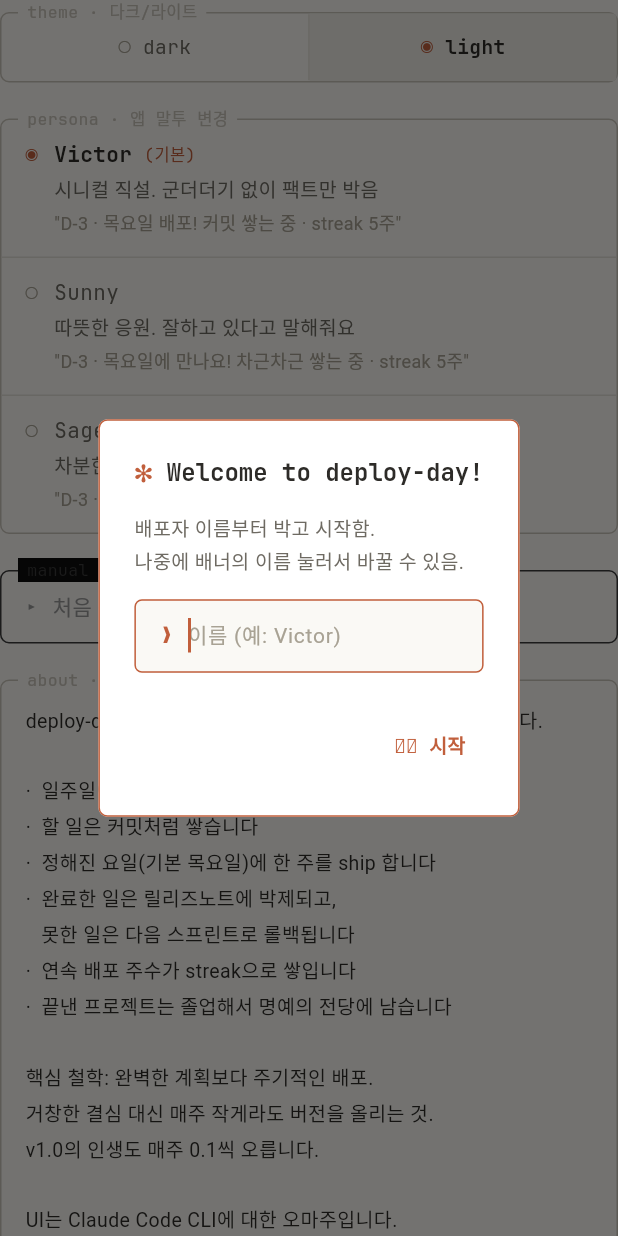
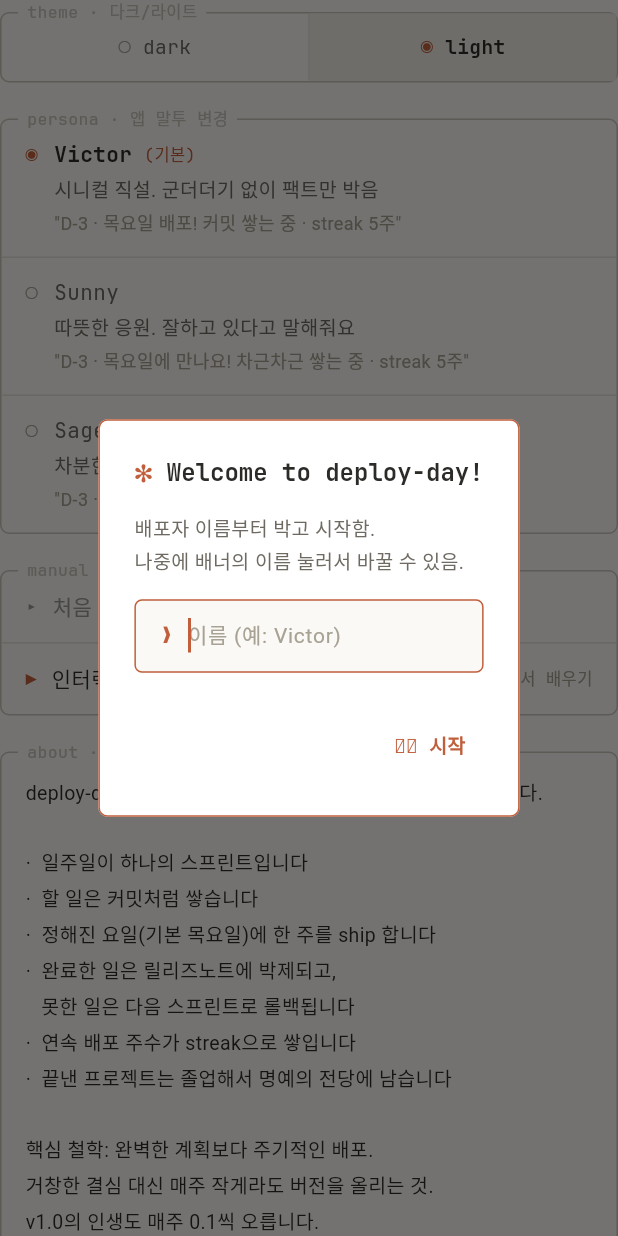
Before and after one commit to jungwonil11-jpg/deploy-day, a Flutter app: the ConfigTab widget shown alone on an empty page, opened directly, after a tap on an icon or button, on a phone screen of 412 x 824 dp. Run offline on Flutter 3.47's test engine with Material 3 defaults, Android fonts, the phone set to English and light mode, and no system bars; our stand-ins replace confetti, flutter_riverpod, shared_preferences; missing offline and left inert: dart:ffi, desktop_multi_window, launch_at_startup, tray_manager, win32, window_manager; accounts and stored records are empty; Roboto replaces fonts that are missing (Nanum Gothic Coding).

Commit message:
인터랙티브 튜토리얼 추가 (코치마크 방식)
- 스포트라이트 오버레이: 타겟 위젯만 구멍 뚫고 나머지 터치 차단
- 진행은 클릭 감지가 아니라 상태 변화 감지 — 프로젝트 생성·커밋
  추가·체크를 실제로 수행해야 다음 단계로 (옵저버 방식)
- 6단계: 프로젝트 → 커밋 → 체크 → ship 설명 → 탭 투어 → streak
- 문구는 페르소나 테이블(tutorial 필드)로 3종 말투 지원
- 첫 실행 이름 입력 직후 자동 시작, /config 에서 다시 보기 가능
- 탭 상태를 tabProvider로 승격 (튜토리얼·설정에서 탭 전환용)

```diff
--- a/deploy_day/lib/persona.dart
+++ b/deploy_day/lib/persona.dart
@@ -34,6 +34,9 @@ class Persona {
   final String shipGrad; // {names} {ver}
   final String shipDialogSub; // 배포 모달 부제
 
+  /// 인터랙티브 튜토리얼 6단계 문구 (tutorial.dart의 kTutSteps와 1:1).
+  final List<String> tutorial;
+
   const Persona({
     required this.id,
     required this.name,
@@ -56,6 +59,7 @@ class Persona {
     required this.shipDone,
     required this.shipGrad,
     required this.shipDialogSub,
+    required this.tutorial,
   });
 }
 
@@ -83,6 +87,14 @@ const kPersonas = [
     shipDone: '🚀 {ver} 배포 완료!',
     shipGrad: '🎉 {names} 졸업 · {ver} 배포!',
     shipDialogSub: '완료한 건 릴리즈노트로 박제 · 못한 건 다음 스프린트로 롤백',
+    tutorial: [
+      '프로젝트부터 하나 파셈.\n[+ 프로젝트] 눌러서 이름 박으면 됨 (예: 운동, 자격증)',
+      '이제 이번 주에 할 거 하나 적고 Enter.\n이게 커밋임 — 작을수록 좋음',
+      '했으면 ☐ 눌러서 체크.\n완료된 건 밑으로 가라앉음',
+      '이게 ship 버튼임.\n배포 요일 되면 켜지고, 누르면 한 주가 릴리즈로 박제됨.\n못한 건 자동으로 다음 주 롤백',
+      '탭 구경.\n/backlog 는 나중에 할 거 보관함, /changelog 는 릴리즈 역사,\n/config 는 설정 — 말투도 거기서 바꿈',
+      '끝. 매주 하나라도 ship 하면 streak 쌓임.\n빈손 배포면 0으로 리셋되니까 알아서 잘 ㄱㄱ',
+    ],
   ),
   // 따뜻한 응원
   Persona(
@@ -107,6 +119,14 @@ const kPersonas = [
     shipDone: '🚀 {ver} 배포 완료! 수고했어요',
     shipGrad: '🎉 {names} 졸업! {ver} 배포 완료, 축하해요',
     shipDialogSub: '완료한 일은 릴리즈노트에 남고, 못한 일은 다음 주로 넘어가요',
+    tutorial: [
+      '먼저 프로젝트를 만들어볼까요?\n[+ 프로젝트]를 눌러 이름을 지어주세요 (예: 운동, 자격증)',
+      '이번 주에 할 일을 하나 적고 Enter!\n이게 커밋이에요 — 작을수록 좋아요',
+      '끝낸 일은 ☐ 를 눌러 체크해요.\n완료한 일은 아래로 내려가요',
+      '여기가 ship 버튼이에요.\n배포 요일이 되면 켜지고, 누르면 한 주가 릴리즈로 남아요.\n못한 일은 다음 주로 넘어가니 걱정 마세요',
+      '탭을 둘러볼까요?\n/backlog 는 나중에 할 일 보관함, /changelog 는 나의 릴리즈 역사,\n/config 에서 말투도 바꿀 수 있어요',
+      '준비 끝! 매주 하나라도 ship 하면 streak이 쌓여요.\n이번 주도 화이팅!',
+    ],
   ),
   // 차분 정중
   Persona(
@@ -131,6 +151,14 @@ const kPersonas = [
     shipDone: '🚀 {ver} 배포가 완료되었습니다',
     shipGrad: '🎉 {names} 졸업 · {ver} 배포가 완료되었습니다',
     shipDialogSub: '완료 항목은 릴리즈노트에 기록되고, 미완료 항목은 다음 스프린트로 이월됩니다',
+    tutorial: [
+      '먼저 프로젝트를 등록합니다.\n[+ 프로젝트]를 눌러 이름을 입력하세요 (예: 운동, 자격증)',
+      '이번 주에 할 작업을 입력하고 Enter를 누릅니다.\n이것이 커밋입니다 — 작은 단위를 권장합니다',
+      '완료한 작업은 ☐ 를 눌러 체크합니다.\n완료 항목은 아래로 정렬됩니다',
+      'ship 버튼입니다.\n배포 요일에 활성화되며, 누르면 한 주가 릴리즈로 기록됩니다.\n미완료 작업은 다음 주로 이월됩니다',
+      '탭 안내입니다.\n/backlog 는 대기 작업 보관함, /changelog 는 릴리즈 이력,\n/config 는 설정입니다',
+      '안내를 마칩니다. 매주 한 건 이상 완료 후 배포하면 streak이 누적됩니다.',
+    ],
   ),
 ];
 
--- a/deploy_day/lib/screens/home_screen.dart
+++ b/deploy_day/lib/screens/home_screen.dart
@@ -11,6 +11,7 @@ import '../memo/memo_store.dart';
 import '../models.dart';
 import '../persona.dart';
 import '../theme.dart';
+import '../tutorial.dart';
 import '../widgets/backlog_tab.dart';
 import '../widgets/changelog_tab.dart';
 import '../widgets/config_tab.dart';
@@ -25,7 +26,6 @@ class HomeScreen extends ConsumerStatefulWidget {
 }
 
 class _HomeScreenState extends ConsumerState<HomeScreen> {
-  int tab = 0;
   late final ConfettiController _confetti =
       ConfettiController(duration: const Duration(milliseconds: 1700));
   Timer? _midnight;
@@ -108,6 +108,10 @@ class _HomeScreenState extends ConsumerState<HomeScreen> {
     );
     if (name == null) return;
     ref.read(appProvider.notifier).setName(name);
+    // 첫 실행이면 이름 받자마자 인터랙티브 튜토리얼로
+    if (first && mounted) {
+      ref.read(tutorialProvider.notifier).start();
+    }
   }
 
   /// 자정 넘어가면 D-day 표시 갱신 (HTML은 새로고침해야 갱신됐음).
@@ -176,6 +180,8 @@ class _HomeScreenState extends ConsumerState<HomeScreen> {
           ),
         ),
         _statusLine(s),
+        // 인터랙티브 튜토리얼 코치마크 — 꺼져 있으면 빈 위젯
+        const TutorialOverlay(),
       ]),
     );
   }
@@ -425,6 +431,7 @@ class _HomeScreenState extends ConsumerState<HomeScreen> {
 
   /// 현재 탭 본문 — _tabs의 항목 순서와 1:1.
   Widget _tabBody() {
+    final tab = ref.watch(tabProvider);
     final bodies = <Widget>[
       SprintTab(confetti: _confetti),
       const BacklogTab(),
@@ -438,6 +445,7 @@ class _HomeScreenState extends ConsumerState<HomeScreen> {
 
   /// 탭 — 슬래시 커맨드 스타일 (/sprint /backlog /changelog /memo /config).
   Widget _tabs(AppState s) {
+    final tab = ref.watch(tabProvider);
     final items = [
       ('/sprint', '${s.todos.length}'),
       ('/backlog', '${s.backlog.length}'),
@@ -445,13 +453,15 @@ class _HomeScreenState extends ConsumerState<HomeScreen> {
       if (isDesktopShell) ('/memo', '${ref.watch(memoProvider).length}'),
       ('/config', ''), // 설정엔 카운트 없음
     ];
-    return Row(
+    return KeyedSubtree(
+      key: tutKeyTabs,
+      child: Row(
       children: [
         for (var i = 0; i < items.length; i++) ...[
           if (i > 0) const SizedBox(width: 4),
           Expanded(
             child: GestureDetector(
-              onTap: () => setState(() => tab = i),
+              onTap: () => ref.read(tabProvider.notifier).set(i),
               child: Container(
                 padding:
                     const EdgeInsets.symmetric(horizontal: 8, vertical: 11),
@@ -482,6 +492,7 @@ class _HomeScreenState extends ConsumerState<HomeScreen> {
           ),
         ],
       ],
+      ),
     );
   }
 
--- /dev/null
+++ b/deploy_day/lib/tutorial.dart
@@ -0,0 +1,249 @@
+import 'package:flutter/material.dart';
+import 'package:flutter_riverpod/flutter_riverpod.dart';
+
+import 'app_state.dart';
+import 'models.dart';
+import 'persona.dart';
+import 'theme.dart';
+
+/* ---------- 스포트라이트 타겟 키 — 해당 위젯에 KeyedSubtree로 부착 ---------- */
+
+final tutKeyAddProject = GlobalKey(); // [+ 프로젝트] 칩
+final tutKeyAddRow = GlobalKey(); // ❯ 커밋 입력줄
+final tutKeyFirstTodo = GlobalKey(); // 첫 번째 투두 행
+final tutKeyShip = GlobalKey(); // ship 바
+final tutKeyTabs = GlobalKey(); // 탭 행
+
+/* ---------- 단계 정의 ---------- */
+
+/// 한 단계 — clearWhen이 있으면 "직접 해보기"(상태 변화로 자동 진행),
+/// 없으면 설명만 하고 [다음] 버튼으로 진행.
+class TutStep {
+  final GlobalKey? target;
+  final bool Function(AppState prev, AppState next)? clearWhen;
+  const TutStep({this.target, this.clearWhen});
+}
+
+int _doneN(AppState s) => s.todos.where((t) => t.done).length;
+
+final kTutSteps = [
+  TutStep(
+      target: tutKeyAddProject,
+      clearWhen: (a, b) => b.projects.length > a.projects.length),
+  TutStep(
+      target: tutKeyAddRow,
+      clearWhen: (a, b) => b.todos.length > a.todos.length),
+  TutStep(
+      target: tutKeyFirstTodo, clearWhen: (a, b) => _doneN(b) > _doneN(a)),
+  TutStep(target: tutKeyShip),
+  TutStep(target: tutKeyTabs),
+  const TutStep(), // 마무리 — 타겟 없이 중앙 풍선
+];
+
+/* ---------- 진행 상태 ---------- */
+
+/// null = 꺼짐, 0~5 = 진행 중인 단계.
+final tutorialProvider =
+    NotifierProvider<TutorialNotifier, int?>(TutorialNotifier.new);
+
+class TutorialNotifier extends Notifier<int?> {
+  @override
+  int? build() => null;
+
+  void start() {
+    ref.read(tabProvider.notifier).set(0); // 튜토리얼은 /sprint 에서 시작
+    state = 0;
+  }
+
+  void next() {
+    final s = state;
+    if (s == null) return;
+    state = (s + 1 >= kTutSteps.length) ? null : s + 1;
+  }
+
+  void stop() => state = null;
+}
+
+/* ---------- 오버레이 ---------- */
+
+/// 코치마크 오버레이 — HomeScreen Stack 맨 위에 깔림.
+/// 타겟에만 구멍을 뚫고 나머지 터치는 전부 흡수. 진행은 상태 변화 감지로.
+class TutorialOverlay extends ConsumerStatefulWidget {
+  const TutorialOverlay({super.key});
+
+  @override
+  ConsumerState<TutorialOverlay> createState() => _TutorialOverlayState();
+}
+
+class _TutorialOverlayState extends ConsumerState<TutorialOverlay> {
+  Rect? _hole;
+  int? _measuredStep;
+
+  /// 단계 바뀌면: 타겟이 보이게 스크롤 → 자리 잡힌 뒤 rect 측정.
+  Future<void> _measure(int step) async {
+    _measuredStep = step;
+    final key = kTutSteps[step].target;
+    if (key == null) {
+      if (mounted) setState(() => _hole = null);
+      return;
+    }
+    final ctx = key.currentContext;
+    if (ctx == null) {
+      // 타겟이 아직 안 그려짐 (탭 전환 직후 등) — 다음 프레임에 재시도
+      WidgetsBinding.instance.addPostFrameCallback((_) {
+        if (mounted && ref.read(tutorialProvider) == step) _measure(step);
+      });
+      return;
+    }
+    await Scrollable.ensureVisible(ctx,
+        alignment: .35, duration: const Duration(milliseconds: 250));
+    await Future<void>.delayed(const Duration(milliseconds: 80));
+    if (!mounted || ref.read(tutorialProvider) != step) return;
+    if (!ctx.mounted) return;
+    final box = ctx.findRenderObject() as RenderBox?;
+    if (box == null || !box.attached) return;
+    setState(() =>
+        _hole = box.localToGlobal(Offset.zero) & box.size);
+  }
+
+  @override
+  Widget build(BuildContext context) {
+    // 미션 클리어 감지 — 잠깐 여운 주고 다음 단계로
+    ref.listen(appProvider, (prev, next) {
+      final i = ref.read(tutorialProvider);
+      if (i == null || prev == null) return;
+      final c = kTutSteps[i].clearWhen;
+      if (c != null && c(prev, next)) {
+        Future.delayed(const Duration(milliseconds: 700), () {
+          if (mounted && ref.read(tutorialProvider) == i) {
+            ref.read(tutorialProvider.notifier).next();
+          }
+        });
+      }
+    });
+
+    final step = ref.watch(tutorialProvider);
+    if (step == null) {
+      _measuredStep = null;
+      return const SizedBox.shrink();
+    }
+    if (_measuredStep != step) {
+      _hole = null; // 이전 구멍 제거 후 재측정
+      WidgetsBinding.instance.addPostFrameCallback((_) => _measure(step));
+    }
+
+    final size = MediaQuery.sizeOf(context);
+    final s = ref.watch(appProvider);
+    final p = personaOf(s);
+    final manual = kTutSteps[step].clearWhen == null;
+    final hole = _hole?.inflate(6);
+
+    return Stack(children: [
+      // 구멍 사방의 가림막 4장 — 구멍 영역만 터치가 앱으로 통과됨
+      ..._scrims(size, hole).map((r) => Positioned.fromRect(
+            rect: r,
+            child: GestureDetector(
+              behavior: HitTestBehavior.opaque,
+              onTap: () {}, // 흡수
+              child: Container(color: Colors.black.withValues(alpha: .72)),
+            ),
+          )),
+      // 타겟 하이라이트 테두리
+      if (hole != null)
+        Positioned.fromRect(
+          rect: hole,
+          child: IgnorePointer(
+            child: Container(
+              decoration: BoxDecoration(
+                border: Border.all(color: C.accent, width: 2),
+                borderRadius: BorderRadius.circular(6),
+              ),
+            ),
+          ),
+        ),
+      // 말풍선 — 타겟이 화면 위쪽이면 아래에, 아래쪽이면 위에
+      _bubble(size, hole, step, p, manual),
+    ]);
+  }
+
+  List<Rect> _scrims(Size size, Rect? hole) {
+    final full = Offset.zero & size;
+    if (hole == null) return [full];
+    return [
+      Rect.fromLTRB(0, 0, size.width, hole.top),
+      Rect.fromLTRB(0, hole.bottom, size.width, size.height),
+      Rect.fromLTRB(0, hole.top, hole.left, hole.bottom),
+      Rect.fromLTRB(hole.right, hole.top, size.width, hole.bottom),
+    ];
+  }
+
+  Widget _bubble(Size size, Rect? hole, int step, Persona p, bool manual) {
+    final below = hole == null || hole.center.dy < size.height / 2;
+    final width = (size.width - 48).clamp(200.0, 460.0);
+    final n = ref.read(tutorialProvider.notifier);
+
+    final box = Container(
+      width: width,
+      padding: const EdgeInsets.fromLTRB(16, 14, 16, 12),
+      decoration: BoxDecoration(
+        color: C.panel,
+        border: Border.all(color: C.accent),
+        borderRadius: BorderRadius.circular(6),
+      ),
+      child: Column(
+          mainAxisSize: MainAxisSize.min,
+          crossAxisAlignment: CrossAxisAlignment.start,
+          children: [
+            Text('tutorial · ${step + 1}/${kTutSteps.length}',
+                style: mono(size: 11, color: C.accent)),
+            const SizedBox(height: 8),
+            Text(p.tutorial[step], style: kr(size: 14, height: 1.6)),
+            const SizedBox(height: 10),
+            Row(children: [
+              GestureDetector(
+                onTap: n.stop,
+                child: MouseRegion(
+                  cursor: SystemMouseCursors.click,
+                  child: Text('건너뛰기 ✕', style: mono(size: 12, color: C.dimmer)),
+                ),
+              ),
+              const Spacer(),
+              if (manual)
+                GestureDetector(
+                  onTap: n.next,
+                  child: MouseRegion(
+                    cursor: SystemMouseCursors.click,
+                    child: Container(
+                      padding: const EdgeInsets.symmetric(
+                          horizontal: 12, vertical: 6),
+                      decoration: BoxDecoration(
+                          color: C.accent,
+                          borderRadius: BorderRadius.circular(5)),
+                      child: Text(
+                          step + 1 >= kTutSteps.length ? '⏵⏵ 시작' : '다음 →',
+                          style: mono(
+                              size: 12,
+                              color: C.bg,
+                              weight: FontWeight.w700)),
+                    ),
+                  ),
+                )
+              else
+                Text('↑ 직접 해보면 넘어감',
+                    style: mono(size: 11, color: C.dim, italic: true)),
+            ]),
+          ]),
+    );
+
+    if (hole == null) {
+      return Center(child: box);
+    }
+    // 타겟 아래 또는 위에 12px 띄워서
+    return Positioned(
+      left: (size.width - width) / 2,
+      top: below ? hole.bottom + 12 : null,
+      bottom: below ? null : (size.height - hole.top) + 12,
+      child: box,
+    );
+  }
+}
--- a/deploy_day/lib/widgets/config_tab.dart
+++ b/deploy_day/lib/widgets/config_tab.dart
@@ -7,6 +7,7 @@ import '../memo/memo_store.dart';
 import '../models.dart';
 import '../persona.dart';
 import '../theme.dart';
+import '../tutorial.dart';
 
 /// /config 탭 — 페르소나·앱 소개·정책 문서.
 class ConfigTab extends ConsumerWidget {
@@ -36,9 +37,34 @@ class ConfigTab extends ConsumerWidget {
       ),
       const SizedBox(height: 16),
       // ----- 사용법 -----
-      const CliBox(
+      CliBox(
         title: 'manual · 사용법',
-        child: _LegalTile(title: '처음 왔으면 읽기 — 5분 사용법', body: kManual, first: true),
+        child: Column(children: [
+          const _LegalTile(
+              title: '처음 왔으면 읽기 — 5분 사용법', body: kManual, first: true),
+          // 인터랙티브 튜토리얼 재실행
+          GestureDetector(
+            onTap: () => ref.read(tutorialProvider.notifier).start(),
+            behavior: HitTestBehavior.opaque,
+            child: MouseRegion(
+              cursor: SystemMouseCursors.click,
+              child: Container(
+                padding:
+                    const EdgeInsets.symmetric(horizontal: 16, vertical: 13),
+                decoration: BoxDecoration(
+                    border: Border(top: BorderSide(color: C.line))),
+                child: Row(children: [
+                  Text('▶', style: mono(size: 12, color: C.accent)),
+                  const SizedBox(width: 10),
+                  Text('인터랙티브 튜토리얼 시작',
+                      style: kr(size: 14, weight: FontWeight.w500)),
+                  const Spacer(),
+                  Text('따라하면서 배우기', style: mono(size: 11, color: C.dimmer)),
+                ]),
+              ),
+            ),
+          ),
+        ]),
       ),
       const SizedBox(height: 16),
       // ----- 앱 소개 -----
--- a/deploy_day/lib/widgets/sprint_tab.dart
+++ b/deploy_day/lib/widgets/sprint_tab.dart
@@ -6,6 +6,7 @@ import '../app_state.dart';
 import '../models.dart';
 import '../persona.dart';
 import '../theme.dart';
+import '../tutorial.dart';
 import 'ship_dialog.dart';
 
 class SprintTab extends ConsumerStatefulWidget {
@@ -43,18 +44,21 @@ class _SprintTabState extends ConsumerState<SprintTab> {
       CliBox(
         title: 'sprint · 다음 배포까지 쌓을 커밋',
         child: Column(children: [
-          addRow(
-            controller: _input,
-            focusNode: _focus,
-            hint: '[$target] 할 거 입력 (Enter)',
-            button: 'commit',
-            onAdd: _add,
+          KeyedSubtree(
+            key: tutKeyAddRow,
+            child: addRow(
+              controller: _input,
+              focusNode: _focus,
+              hint: '[$target] 할 거 입력 (Enter)',
+              button: 'commit',
+              onAdd: _add,
+            ),
           ),
           ..._todoRows(s, active),
         ]),
       ),
       const SizedBox(height: 18),
-      _shipBar(s),
+      KeyedSubtree(key: tutKeyShip, child: _shipBar(s)),
     ]);
   }
 
@@ -107,7 +111,10 @@ class _SprintTabState extends ConsumerState<SprintTab> {
             on: active == p.id,
             onTap: () =>
                 active == p.id ? _projectSettings(p) : setActive(p.id)),
-      chip(label: '+ 프로젝트', on: false, dashed: true, onTap: _addProject),
+      KeyedSubtree(
+          key: tutKeyAddProject,
+          child: chip(
+              label: '+ 프로젝트', on: false, dashed: true, onTap: _addProject)),
     ]);
   }
 
@@ -203,6 +210,14 @@ class _SprintTabState extends ConsumerState<SprintTab> {
       return [emptyBox(personaOf(s).emptySprint)];
     }
     final rows = <Widget>[];
+    var keyed = false; // 첫 투두 행에만 튜토리얼 타겟 키
+    Widget item(AppState s, Todo t) {
+      final w = _todoItem(s, t);
+      if (keyed) return w;
+      keyed = true;
+      return KeyedSubtree(key: tutKeyFirstTodo, child: w);
+    }
+
     if (active == 'all') {
       for (final pid in s.projOrder()) {
         final its = s.todos.where((t) => t.project == pid).toList();
@@ -218,12 +233,12 @@ class _SprintTabState extends ConsumerState<SprintTab> {
                 style: mono(size: 11, color: C.dimmer)),
           ]),
         ));
-        rows.addAll(_sink(its).map((t) => _todoItem(s, t)));
+        rows.addAll(_sink(its).map((t) => item(s, t)));
       }
     } else {
       final its = s.todos.where((t) => t.project == active).toList();
       if (its.isEmpty) return [emptyBox('이 프로젝트엔 커밋 없음')];
-      rows.addAll(_sink(its).map((t) => _todoItem(s, t)));
+      rows.addAll(_sink(its).map((t) => item(s, t)));
     }
     return rows;
   }
```
Also changed, not shown: deploy_day/lib/app_state.dart (+10 -0 lines).
